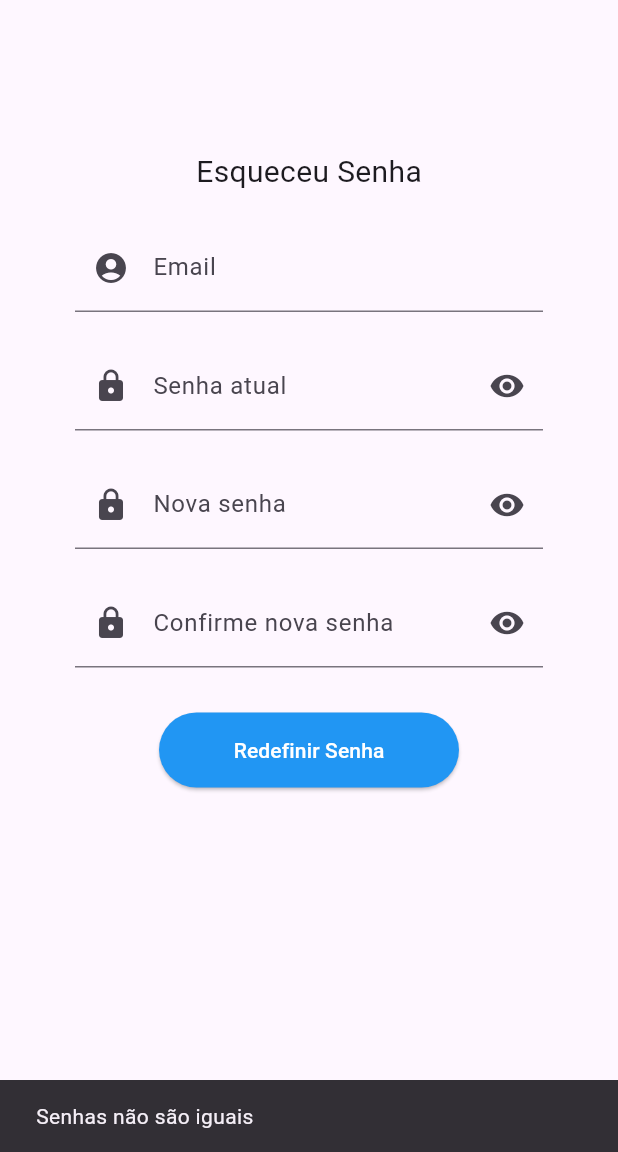
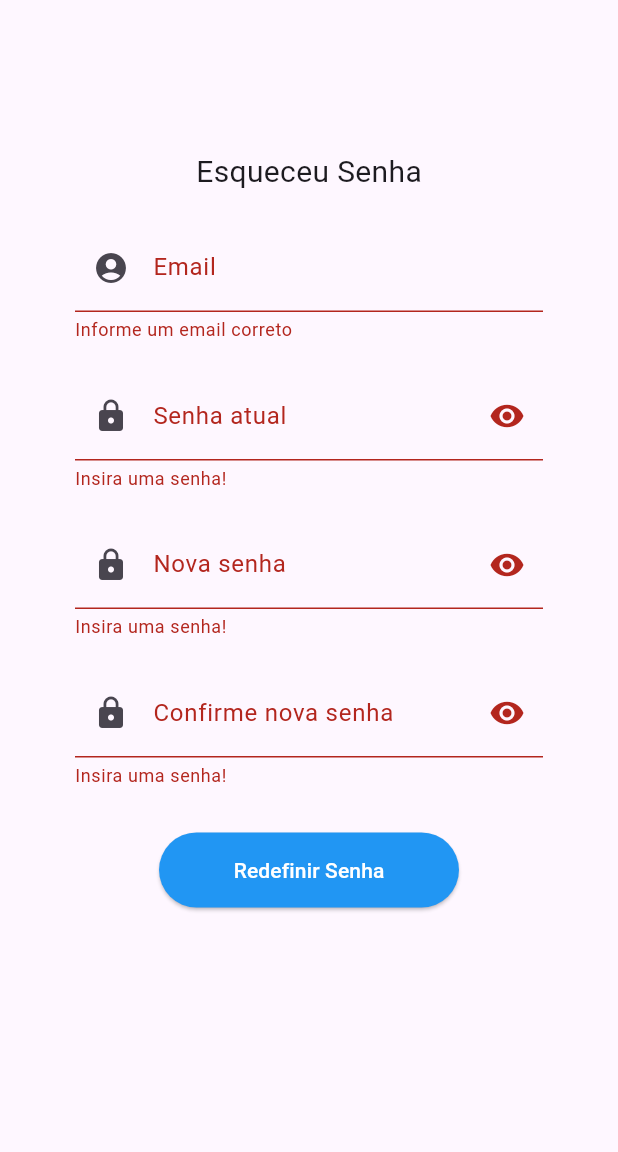
Before and after one commit to LeonardoFernandesContrera/ShopList, a Flutter app: the ForgetPasswordView screen opened by its route, after a tap on "Redefinir Senha", on a phone screen of 412 x 824 dp, the part 84-1236 px from its top. Run offline on Flutter 3.47's test engine with Material 3 defaults, Android fonts, the phone set to English and light mode, and no system bars; our stand-ins replace device_preview, email_validator; network calls fail.

Commit message:
fix: correcting features of forgetPassword

```diff
--- a/Projeto/project_app/lib/view/forgetPassword_view.dart
+++ b/Projeto/project_app/lib/view/forgetPassword_view.dart
@@ -21,6 +21,7 @@ class _ForgetPasswordViewState extends State<ForgetPasswordView> {
 
   bool _isObscure = true;
   bool _isObscure2 = true;
+  bool _isObscure3 = true;
 
 
   @override
@@ -99,16 +100,16 @@ class _ForgetPasswordViewState extends State<ForgetPasswordView> {
               TextFormField(
                 controller: txtNovaSenha,
                 style: TextStyle(fontSize: 18),
-                obscureText: _isObscure,
+                obscureText: _isObscure2,
                 decoration: InputDecoration(
                   labelText: 'Nova senha',
                   prefixIcon: Icon(Icons.lock),
                   suffixIcon: IconButton(
                     icon: Icon(
-                      _isObscure ? Icons.visibility : Icons.visibility_off),
+                      _isObscure2 ? Icons.visibility : Icons.visibility_off),
                     onPressed: () {
                       setState(() {
-                        _isObscure = !_isObscure;
+                        _isObscure2 = !_isObscure2;
                       });
                     },
                   )
@@ -130,16 +131,16 @@ class _ForgetPasswordViewState extends State<ForgetPasswordView> {
               TextFormField(
                 controller: txtConfirmaSenha,
                 style: TextStyle(fontSize: 18),
-                obscureText: _isObscure2,
+                obscureText: _isObscure3,
                 decoration: InputDecoration(
                   labelText: 'Confirme nova senha',
                   prefixIcon: Icon(Icons.lock),
                   suffixIcon: IconButton(
                     icon: Icon(
-                      _isObscure ? Icons.visibility : Icons.visibility_off),
+                      _isObscure3 ? Icons.visibility : Icons.visibility_off),
                     onPressed: () {
                       setState(() {
-                        _isObscure2 = !_isObscure2;
+                        _isObscure3 = !_isObscure3;
                       });
                     },
                   )
@@ -166,7 +167,7 @@ class _ForgetPasswordViewState extends State<ForgetPasswordView> {
                   shadowColor: Colors.black,
                 ),
                 onPressed: () {
-                  if(txtNovaSenha == txtConfirmaSenha){
+                  if(txtNovaSenha.text == txtConfirmaSenha.text){
                     if (formkey.currentState!.validate()) {
                       String email = txtlogin.text;
                       String senha = txtsenha.text;
```
